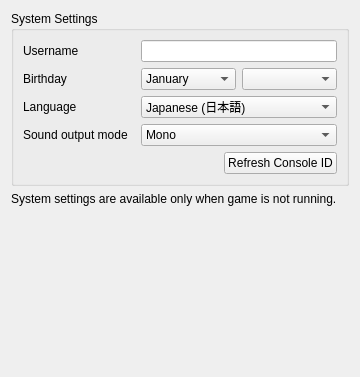
Qt form src/citra_qt/configuration/configure_system.ui (B3n30/citra-1) before a commit.
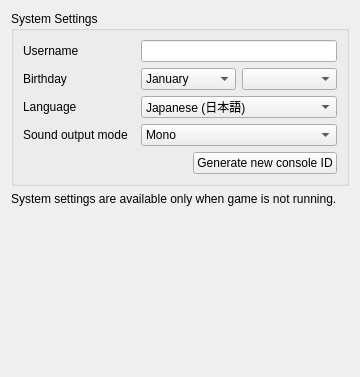
The same form after that commit.

Commit message: Added warning and info dialog Fixup: Make use of qt5 style connects,   renamed the refresh button,   removed some duplicate code,   changed random device and moved all to the generate function

Patch:
```diff
--- a/src/citra_qt/configuration/configure_system.ui
+++ b/src/citra_qt/configuration/configure_system.ui
@@ -232,7 +232,7 @@
            <enum>Qt::RightToLeft</enum>
           </property>
           <property name="text">
-           <string>Refresh Console ID</string>
+           <string>Generate new console ID</string>
           </property>
          </widget>
         </item>
```
Left out of the diff: 2 changed lines with no effect on the pictures. The commit also changes 3 other files.
